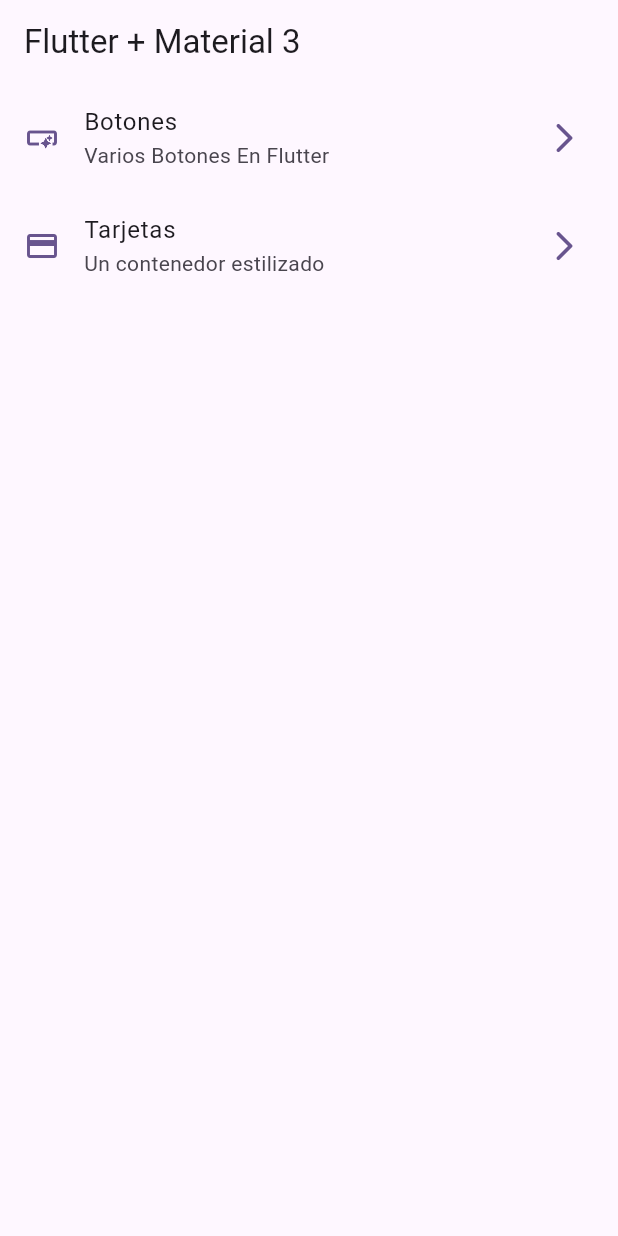
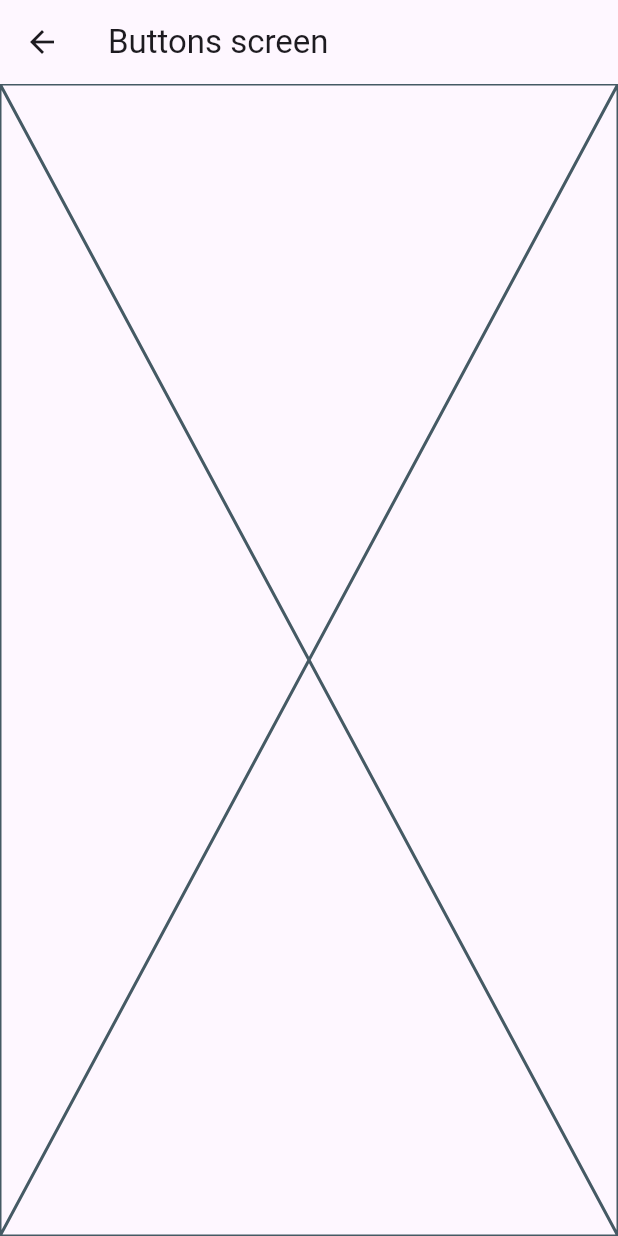
Before and after one commit to Keb-Manuel/widgets_app, a Flutter app: the screen it shows after launch, after a tap on "Botones", on a phone screen of 412 x 824 dp. Run offline on Flutter 3.47's test engine with Material 3 defaults, Android fonts, the phone set to English and light mode, and no system bars; our stand-ins replace go_router.

Commit message:
go_router configurado

```diff
--- a/lib/config/menu/menu_items.dart
+++ b/lib/config/menu/menu_items.dart
@@ -23,7 +23,7 @@ const appMenuItems = <MenuItem>[
     MenuItem(
       title: 'Tarjetas',
       subTitle: 'Un contenedor estilizado',
-      link: '/card',
+      link: '/cards',
       icon: Icons.credit_card,
     ),
   ];
--- /dev/null
+++ b/lib/config/router/app_router.dart
@@ -0,0 +1,17 @@
+import 'package:go_router/go_router.dart';
+import 'package:widgets_app/presentation/screens/screens.dart';
+
+final appRouter = GoRouter(initialLocation: '/', routes: [
+  GoRoute(
+    path: '/',
+    builder: (context, state) => const HomeScreen(),
+  ),
+  GoRoute(
+    path: '/buttons',
+    builder: (context, state) => const ButtonsScreen(),
+  ),
+  GoRoute(
+    path: '/cards',
+    builder: (context, state) => const CardsScreen(),
+  )
+]);
--- a/lib/main.dart
+++ b/lib/main.dart
@@ -1,7 +1,6 @@
 import 'package:flutter/material.dart';
+import 'package:widgets_app/config/router/app_router.dart';
 import 'package:widgets_app/config/theme/app_theme.dart';
-import 'package:widgets_app/presentation/screens/home/home_screen.dart';
-
 void main() {
   runApp(const MainApp());
 }
@@ -11,10 +10,16 @@ class MainApp extends StatelessWidget {
 
   @override
   Widget build(BuildContext context) {
-    return MaterialApp(
+    return MaterialApp.router(
+      routerConfig: appRouter,
       debugShowCheckedModeBanner: false,
       theme: AppTheme(selectedColor: 5).getThem(),
-      home: const HomeScreen(),
     );
   }
 }
+
+
+ /*routes: {
+        '/buttons': (context) => const ButtonsScreen(),
+        '/cards': (context) => const CardsScreen(),
+      },*/
--- /dev/null
+++ b/lib/presentation/screens/buttons/buttons_screen.dart
@@ -0,0 +1,15 @@
+import 'package:flutter/material.dart';
+
+class ButtonsScreen extends StatelessWidget {
+  const ButtonsScreen({super.key});
+
+  @override
+  Widget build(BuildContext context) {
+    return Scaffold(
+      appBar: AppBar(
+        title: const Text("Buttons screen"),
+      ),
+      body: Placeholder(),
+    );
+  }
+}
--- /dev/null
+++ b/lib/presentation/screens/screens.dart
@@ -0,0 +1,3 @@
+export 'package:widgets_app/presentation/screens/buttons/buttons_screen.dart';
+export 'package:widgets_app/presentation/screens/cards/cards_screen.dart';
+export 'package:widgets_app/presentation/screens/home/home_screen.dart';
--- a/pubspec.yaml
+++ b/pubspec.yaml
@@ -9,11 +9,12 @@ environment:
 dependencies:
   flutter:
     sdk: flutter
+  go_router: ^15.0.0
 
 dev_dependencies:
+  flutter_lints: ^5.0.0
   flutter_test:
     sdk: flutter
-  flutter_lints: ^5.0.0
 
 flutter:
   uses-material-design: true
```
Also changed, not shown: lib/presentation/screens/cards/cards_screen.dart (added, +15 -0 lines), lib/presentation/screens/home/home_screen.dart (+13 -2 lines), pubspec.lock.
